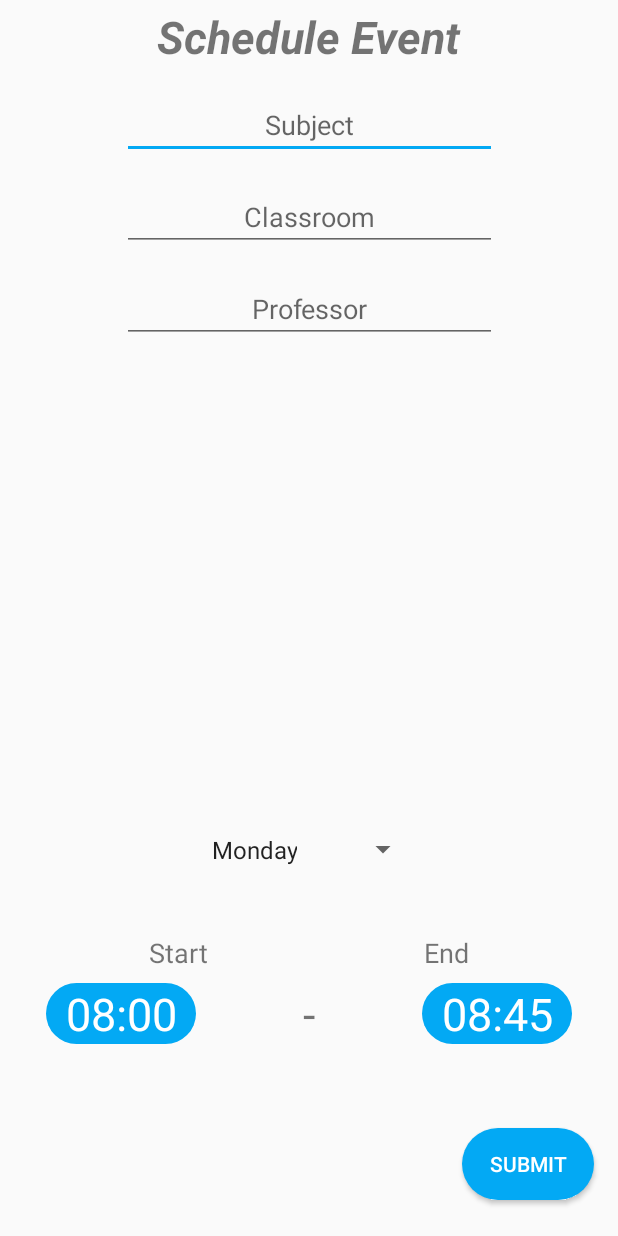
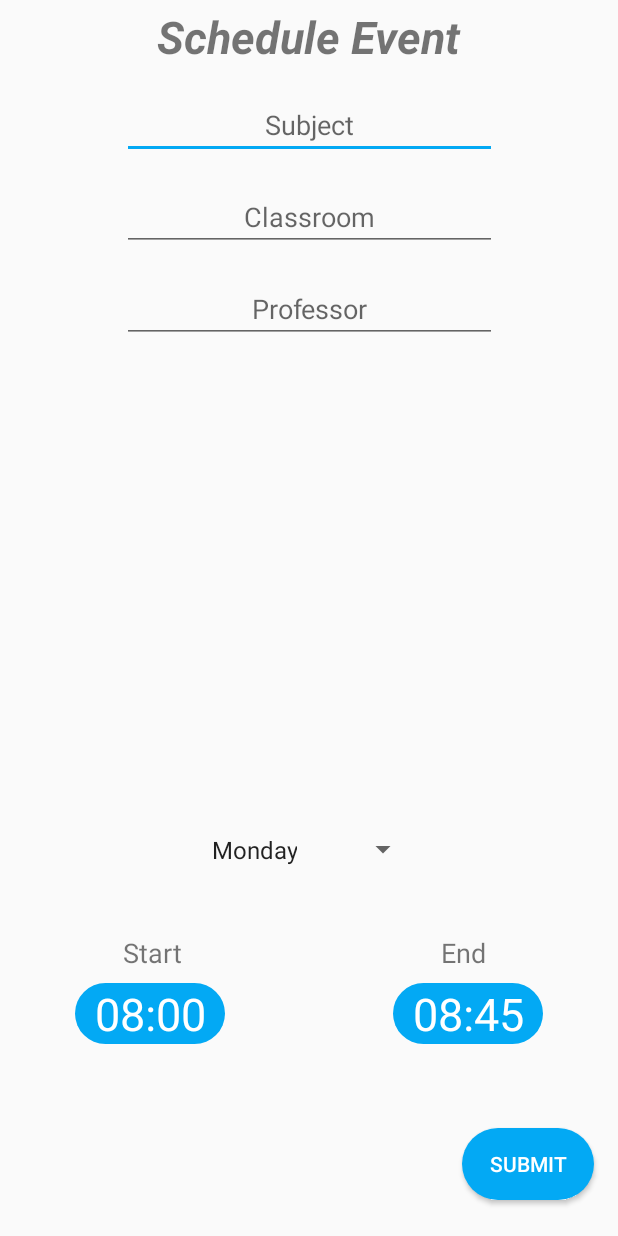
Before and after one commit to ImmersiveX/imp, an Android app: the EditActivity screen opened directly, with no data from a screen before it, on a phone screen of 412 x 824 dp. Run offline under Robolectric (Android 15) with nearby library versions, the phone set to English and light mode, and no system bars; our stand-ins replace Room's generated code; libraries missing offline, so code that uses them is left out: com.github.tlaabs.timetableview; 3 statements that could not run were skipped.

Commit message:
fix start/end time spacing

```diff
--- a/app/src/main/res/layout/schedule_time_box.xml
+++ b/app/src/main/res/layout/schedule_time_box.xml
@@ -17,7 +17,7 @@
             android:entries="@array/days"
             android:spinnerMode="dropdown"
             android:textAlignment="center"
-            app:layout_constraintBottom_toTopOf="@+id/textView2"
+            app:layout_constraintBottom_toTopOf="@+id/start_time"
             app:layout_constraintEnd_toEndOf="parent"
             app:layout_constraintStart_toStartOf="parent" />
 
@@ -27,72 +27,57 @@
             android:layout_width="100dp"
             android:layout_height="wrap_content"
             android:layout_marginStart="150dp"
+            android:layout_marginEnd="56dp"
             android:layout_marginBottom="128dp"
+            android:background="@drawable/circular_solid"
             android:text="08:00"
             android:textAlignment="center"
             android:textColor="@color/white"
             android:textSize="30sp"
-            android:background="@drawable/circular_solid"
-            app:layout_constraintBottom_toBottomOf="parent"
-            app:layout_constraintEnd_toStartOf="@+id/textView2"
-            app:layout_constraintStart_toStartOf="parent" />
-
-        <TextView
-            android:id="@+id/textView2"
-            android:layout_width="wrap_content"
-            android:layout_height="wrap_content"
-            android:layout_marginStart="64dp"
-            android:layout_marginEnd="64dp"
-            android:layout_marginBottom="128dp"
-            android:text=" - "
-            android:textAlignment="center"
-            android:textSize="30sp"
             app:layout_constraintBottom_toBottomOf="parent"
             app:layout_constraintEnd_toStartOf="@+id/end_time"
-            app:layout_constraintStart_toEndOf="@+id/start_time" />
+            app:layout_constraintStart_toStartOf="parent" />
 
         <TextView
             android:id="@+id/textView3"
             android:layout_width="wrap_content"
             android:layout_height="wrap_content"
-            android:layout_marginStart="150dp"
-            android:layout_marginEnd="72dp"
+            android:layout_marginStart="32dp"
             android:layout_marginBottom="8dp"
             android:text="Start"
             android:textAlignment="center"
             android:textSize="18sp"
 
             app:layout_constraintBottom_toTopOf="@+id/start_time"
-            app:layout_constraintEnd_toStartOf="@+id/textView4"
-            app:layout_constraintStart_toStartOf="parent" />
+            app:layout_constraintStart_toStartOf="@+id/start_time" />
 
         <TextView
             android:id="@+id/textView4"
             android:layout_width="wrap_content"
             android:layout_height="wrap_content"
-            android:layout_marginStart="72dp"
-            android:layout_marginEnd="150dp"
+            android:layout_marginStart="32dp"
             android:layout_marginBottom="8dp"
             android:text="End"
             android:textAlignment="center"
             android:textSize="18sp"
             app:layout_constraintBottom_toTopOf="@+id/end_time"
-            app:layout_constraintEnd_toEndOf="parent"
-            app:layout_constraintStart_toEndOf="@+id/textView3" />
+            app:layout_constraintStart_toEndOf="@+id/textView3"
+            app:layout_constraintStart_toStartOf="@+id/end_time" />
 
         <TextView
             android:id="@+id/end_time"
             android:layout_width="100dp"
             android:layout_height="wrap_content"
+            android:layout_marginStart="56dp"
             android:layout_marginEnd="150dp"
             android:layout_marginBottom="128dp"
+            android:background="@drawable/ripple_animation"
             android:text="08:45"
             android:textAlignment="center"
             android:textColor="@color/white"
             android:textSize="30sp"
-            android:background="@drawable/ripple_animation"
             app:layout_constraintBottom_toBottomOf="parent"
             app:layout_constraintEnd_toEndOf="parent"
-            app:layout_constraintStart_toEndOf="@+id/textView2" />
+            app:layout_constraintStart_toEndOf="@+id/start_time" />
     </androidx.constraintlayout.widget.ConstraintLayout>
 </merge>
```
Also changed, not shown: 1 other file.
